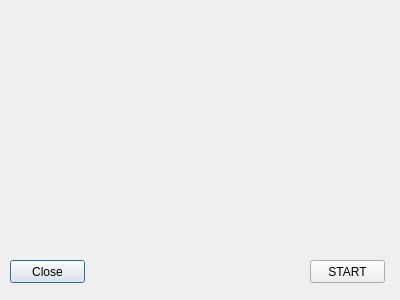
This is CARS/racedialog.ui in projectCARS/CARS2014-GIT as Qt 5 draws it before an edit. The edited form follows.
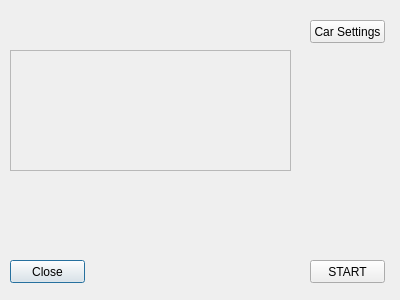
This is the edited form.

```diff
--- a/CARS/racedialog.ui
+++ b/CARS/racedialog.ui
@@ -39,6 +39,58 @@
     <string>START</string>
    </property>
   </widget>
+  <widget class="QPushButton" name="carSettingsButton">
+   <property name="geometry">
+    <rect>
+     <x>310</x>
+     <y>20</y>
+     <width>75</width>
+     <height>23</height>
+    </rect>
+   </property>
+   <property name="text">
+    <string>Car Settings</string>
+   </property>
+  </widget>
+  <widget class="QScrollArea" name="ScrollArea">
+   <property name="geometry">
+    <rect>
+     <x>10</x>
+     <y>50</y>
+     <width>281</width>
+     <height>121</height>
+    </rect>
+   </property>
+   <property name="sizePolicy">
+    <sizepolicy hsizetype="Preferred" vsizetype="Expanding">
+     <horstretch>0</horstretch>
+     <verstretch>0</verstretch>
+    </sizepolicy>
+   </property>
+   <property name="frameShadow">
+    <enum>QFrame::Plain</enum>
+   </property>
+   <property name="sizeAdjustPolicy">
+    <enum>QAbstractScrollArea::AdjustIgnored</enum>
+   </property>
+   <property name="widgetResizable">
+    <bool>true</bool>
+   </property>
+   <property name="alignment">
+    <set>Qt::AlignLeading|Qt::AlignLeft|Qt::AlignVCenter</set>
+   </property>
+   <widget class="QWidget" name="scrollAreaWidgetContents">
+    <property name="geometry">
+     <rect>
+      <x>0</x>
+      <y>0</y>
+      <width>279</width>
+      <height>119</height>
+     </rect>
+    </property>
+    <layout class="QVBoxLayout" name="scrollAreaContentsLayout"/>
+   </widget>
+  </widget>
  </widget>
  <resources/>
  <connections/>
```
